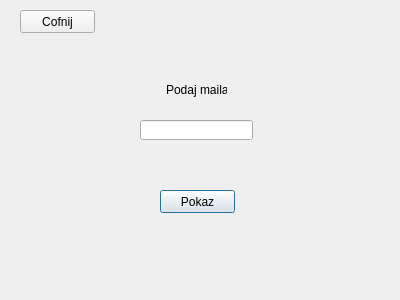
Above: MAIN_MENU/admin_transfer_history.ui from Gierlaszek/Banking-System-Sym before the change. Below: the same form after it.
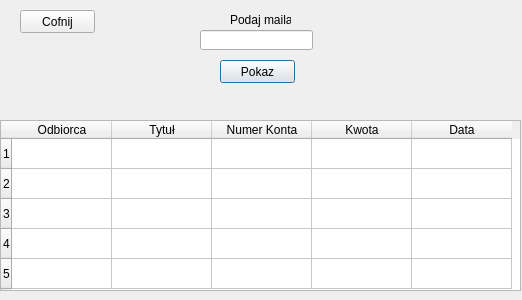
That is the form after the change.

Patch:
```diff
--- a/MAIN_MENU/admin_transfer_history.ui
+++ b/MAIN_MENU/admin_transfer_history.ui
@@ -6,7 +6,7 @@
    <rect>
     <x>0</x>
     <y>0</y>
-    <width>400</width>
+    <width>522</width>
     <height>300</height>
    </rect>
   </property>
@@ -16,8 +16,8 @@
   <widget class="QPushButton" name="pushButton">
    <property name="geometry">
     <rect>
-     <x>160</x>
-     <y>190</y>
+     <x>220</x>
+     <y>60</y>
      <width>75</width>
      <height>23</height>
     </rect>
@@ -42,8 +42,8 @@
   <widget class="QLabel" name="label">
    <property name="geometry">
     <rect>
-     <x>166</x>
-     <y>80</y>
+     <x>230</x>
+     <y>10</y>
      <width>61</width>
      <height>20</height>
     </rect>
@@ -55,13 +55,73 @@
   <widget class="QLineEdit" name="lineEdit">
    <property name="geometry">
     <rect>
-     <x>140</x>
-     <y>120</y>
+     <x>200</x>
+     <y>30</y>
      <width>113</width>
      <height>20</height>
     </rect>
    </property>
   </widget>
+  <widget class="QTableWidget" name="tableWidget">
+   <property name="geometry">
+    <rect>
+     <x>0</x>
+     <y>120</y>
+     <width>521</width>
+     <height>171</height>
+    </rect>
+   </property>
+   <row>
+    <property name="text">
+     <string>1</string>
+    </property>
+   </row>
+   <row>
+    <property name="text">
+     <string>2</string>
+    </property>
+   </row>
+   <row>
+    <property name="text">
+     <string>3</string>
+    </property>
+   </row>
+   <row>
+    <property name="text">
+     <string>4</string>
+    </property>
+   </row>
+   <row>
+    <property name="text">
+     <string>5</string>
+    </property>
+   </row>
+   <column>
+    <property name="text">
+     <string>Odbiorca</string>
+    </property>
+   </column>
+   <column>
+    <property name="text">
+     <string>Tytuł</string>
+    </property>
+   </column>
+   <column>
+    <property name="text">
+     <string>Numer Konta</string>
+    </property>
+   </column>
+   <column>
+    <property name="text">
+     <string>Kwota</string>
+    </property>
+   </column>
+   <column>
+    <property name="text">
+     <string>Data</string>
+    </property>
+   </column>
+  </widget>
  </widget>
  <resources/>
  <connections/>
```
